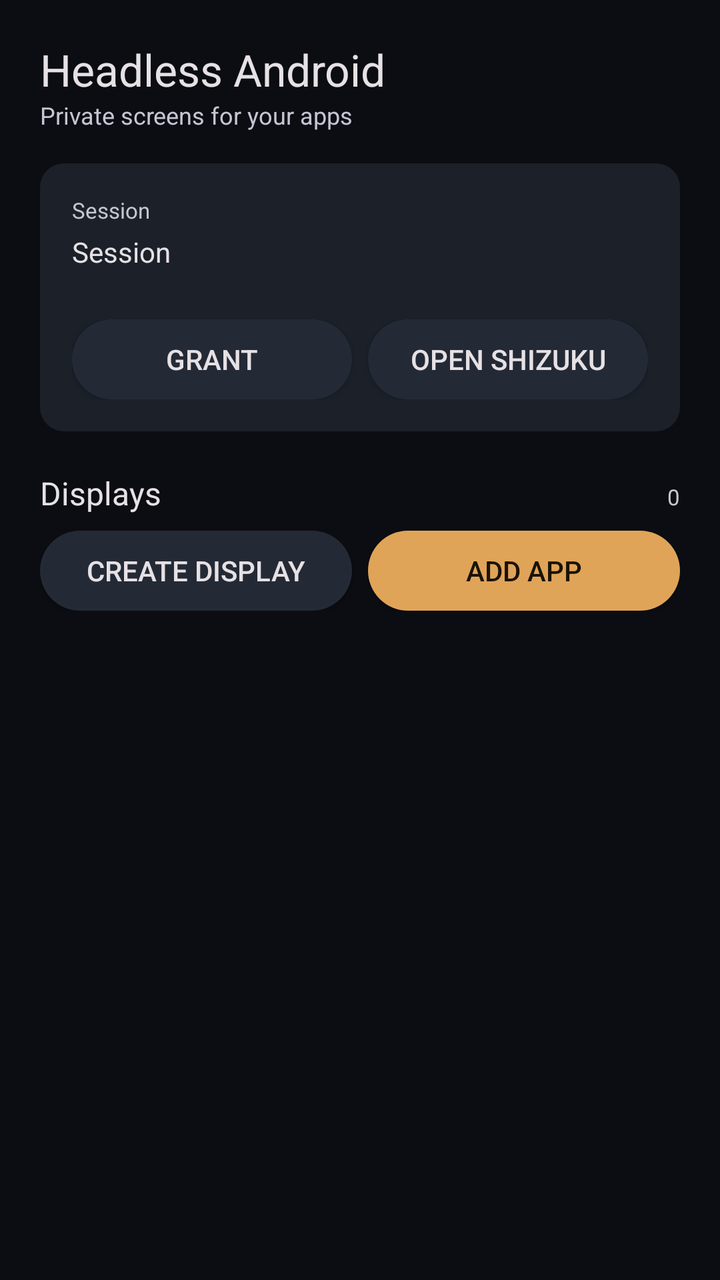
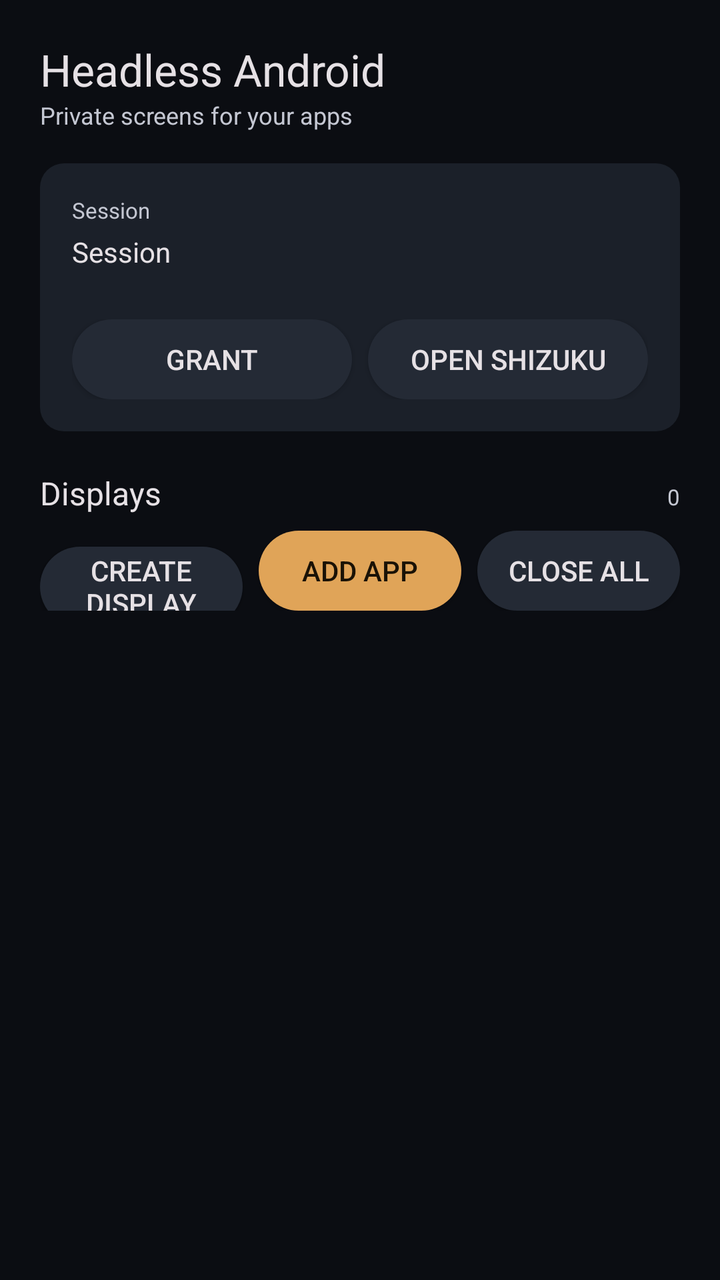

The first picture is an Android layout as it rendered before a commit; the second is the same layout after the commit. The layout source and the unified diff follow.
<!-- AndroidManifest.xml: application theme AppTheme -->
<!-- res/layout/page_displays.xml -->
<?xml version="1.0" encoding="utf-8"?>
<ScrollView xmlns:android="http://schemas.android.com/apk/res/android"
    android:id="@+id/page_displays"
    android:layout_width="match_parent"
    android:layout_height="match_parent"
    android:clipToPadding="false">

    <LinearLayout
        android:layout_width="match_parent"
        android:layout_height="wrap_content"
        android:orientation="vertical"
        android:padding="20dp">

        <TextView
            android:layout_width="wrap_content"
            android:layout_height="wrap_content"
            android:text="@string/app_name"
            android:textColor="@color/on_surface"
            android:textSize="22sp" />

        <TextView
            android:layout_width="wrap_content"
            android:layout_height="wrap_content"
            android:text="@string/tagline"
            android:textColor="@color/on_surface_variant"
            android:textSize="12sp" />

        <LinearLayout
            android:layout_width="match_parent"
            android:layout_height="wrap_content"
            android:layout_marginTop="16dp"
            android:background="@drawable/bg_card"
            android:orientation="vertical"
            android:padding="16dp">

            <TextView
                android:layout_width="wrap_content"
                android:layout_height="wrap_content"
                android:text="@string/session"
                android:textColor="@color/on_surface_variant"
                android:textSize="11sp" />

            <TextView
                android:id="@+id/shell_text"
                android:layout_width="wrap_content"
                android:layout_height="wrap_content"
                android:layout_marginTop="4dp"
                android:text="@string/session"
                android:textColor="@color/on_surface"
                android:textSize="14sp" />

            <TextView
                android:id="@+id/endpoint_text"
                android:layout_width="wrap_content"
                android:layout_height="wrap_content"
                android:textColor="@color/on_surface_variant"
                android:textSize="12sp" />

            <LinearLayout
                android:layout_width="match_parent"
                android:layout_height="wrap_content"
                android:layout_marginTop="8dp"
                android:orientation="horizontal">

                <Button
                    android:id="@+id/btn_grant"
                    android:layout_width="0dp"
                    android:layout_height="40dp"
                    android:layout_weight="1"
                    android:background="@drawable/bg_button_tonal"
                    android:text="@string/grant"
                    android:textColor="@color/on_surface"
                    android:textSize="14sp" />

                <Button
                    android:id="@+id/btn_open_shizuku"
                    android:layout_width="0dp"
                    android:layout_height="40dp"
                    android:layout_marginStart="8dp"
                    android:layout_weight="1"
                    android:background="@drawable/bg_button_tonal"
                    android:text="@string/open_shizuku"
                    android:textColor="@color/on_surface"
                    android:textSize="14sp" />
            </LinearLayout>
        </LinearLayout>

        <LinearLayout
            android:layout_width="match_parent"
            android:layout_height="wrap_content"
            android:layout_marginTop="20dp"
            android:orientation="horizontal">

            <TextView
                android:layout_width="0dp"
                android:layout_height="wrap_content"
                android:layout_weight="1"
                android:text="@string/displays"
                android:textColor="@color/on_surface"
                android:textSize="16sp" />

            <TextView
                android:id="@+id/count_text"
                android:layout_width="wrap_content"
                android:layout_height="wrap_content"
                android:text="0"
                android:textColor="@color/on_surface_variant"
                android:textSize="11sp" />
        </LinearLayout>

        <LinearLayout
            android:layout_width="match_parent"
            android:layout_height="wrap_content"
            android:layout_marginTop="8dp"
            android:orientation="horizontal">

            <Button
                android:id="@+id/btn_create"
                android:layout_width="0dp"
                android:layout_height="40dp"
                android:layout_weight="1"
                android:background="@drawable/bg_button_tonal"
                android:text="@string/create_display"
                android:textColor="@color/on_surface"
                android:textSize="14sp" />

            <Button
                android:id="@+id/btn_add_app"
                android:layout_width="0dp"
                android:layout_height="40dp"
                android:layout_marginStart="8dp"
                android:layout_weight="1"
                android:background="@drawable/bg_button_filled"
                android:text="@string/add_app"
                android:textColor="@color/on_primary"
                android:textSize="14sp" />
        </LinearLayout>

        <LinearLayout
            android:id="@+id/tiles"
            android:layout_width="match_parent"
            android:layout_height="wrap_content"
            android:layout_marginTop="12dp"
            android:orientation="vertical" />
    </LinearLayout>
</ScrollView>
<!-- resources referenced by this layout -->
<resources>
  <color name="on_primary">#FF1A1206</color>
  <color name="on_surface">#FFE6E1E5</color>
  <color name="on_surface_variant">#FFC4C7D2</color>
  <!-- drawable bg_button_filled (drawable) -->
  <?xml version="1.0" encoding="utf-8"?>
  <ripple xmlns:android="http://schemas.android.com/apk/res/android" android:color="#33FFFFFF">
      <item>
          <shape android:shape="rectangle">
              <solid android:color="@color/primary" />
              <corners android:radius="20dp" />
          </shape>
      </item>
  </ripple>
  <!-- drawable bg_button_tonal (drawable) -->
  <?xml version="1.0" encoding="utf-8"?>
  <ripple xmlns:android="http://schemas.android.com/apk/res/android" android:color="@color/secondary_container">
      <item>
          <shape android:shape="rectangle">
              <solid android:color="@color/surface_container_high" />
              <corners android:radius="20dp" />
          </shape>
      </item>
  </ripple>
  <!-- drawable bg_card (drawable) -->
  <?xml version="1.0" encoding="utf-8"?>
  <shape xmlns:android="http://schemas.android.com/apk/res/android" android:shape="rectangle">
      <solid android:color="@color/surface_container" />
      <corners android:radius="12dp" />
  </shape>
  <string name="add_app">Add app</string>
  <string name="app_name">Headless Android</string>
  <string name="create_display">Create display</string>
  <string name="displays">Displays</string>
  <string name="grant">Grant</string>
  <string name="open_shizuku">Open Shizuku</string>
  <string name="session">Session</string>
  <string name="tagline">Private screens for your apps</string>
  <style name="AppTheme" parent="@android:style/Theme.DeviceDefault.NoActionBar">
          <item name="android:windowBackground">@color/surface_container_lowest</item>
          <item name="android:colorBackground">@color/surface_container_lowest</item>
          <item name="android:statusBarColor">@color/surface_container_lowest</item>
          <item name="android:navigationBarColor">@color/surface_container_lowest</item>
          <item name="android:windowLightStatusBar">false</item>
          <item name="android:windowOptOutEdgeToEdgeEnforcement">true</item>
          <item name="android:colorAccent">@color/primary</item>
          <item name="android:textColorPrimary">@color/on_surface</item>
          <item name="android:textColorSecondary">@color/on_surface_variant</item>
      </style>
  <color name="primary">#FFE0A458</color>
  <color name="secondary_container">#FF4A3B24</color>
  <color name="surface_container_high">#FF242A35</color>
  <color name="surface_container">#FF1B2029</color>
  <color name="surface_container_lowest">#FF0B0D12</color>
</resources>

<!-- the commit's change to res/layout/page_displays.xml (unified diff, before → after) -->
@@ -134,6 +134,17 @@
                 android:text="@string/add_app"
                 android:textColor="@color/on_primary"
                 android:textSize="14sp" />
+
+            <Button
+                android:id="@+id/btn_close_all"
+                android:layout_width="0dp"
+                android:layout_height="40dp"
+                android:layout_marginStart="8dp"
+                android:layout_weight="1"
+                android:background="@drawable/bg_button_tonal"
+                android:text="Close all"
+                android:textColor="@color/on_surface"
+                android:textSize="14sp" />
         </LinearLayout>
 
         <LinearLayout
